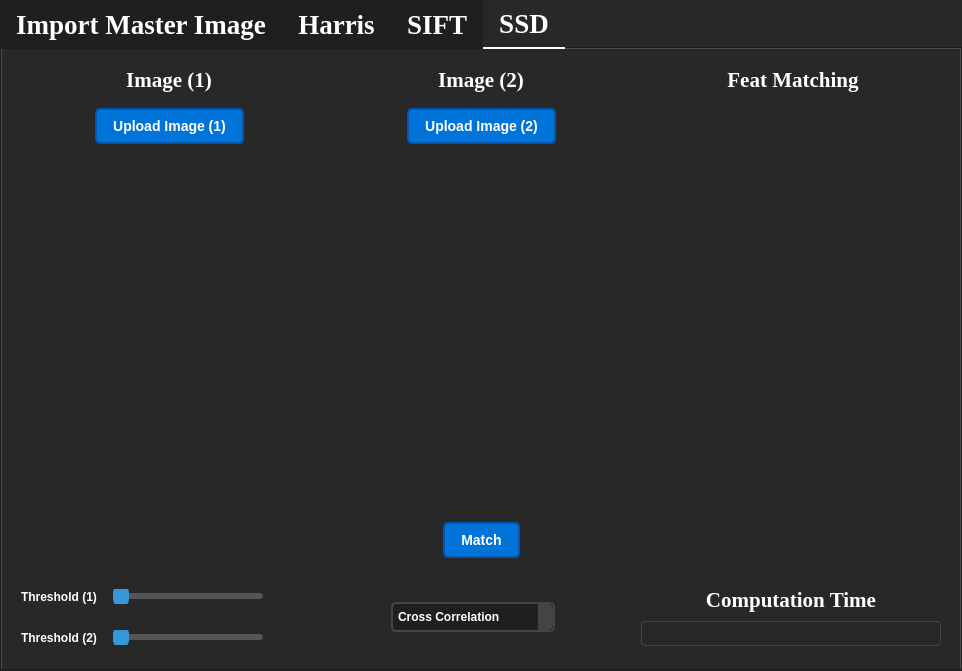
Before: the Qt Designer form MainWindow.ui in fadymohsen/VisionWithHarrisSIFT, drawn with Qt 5.
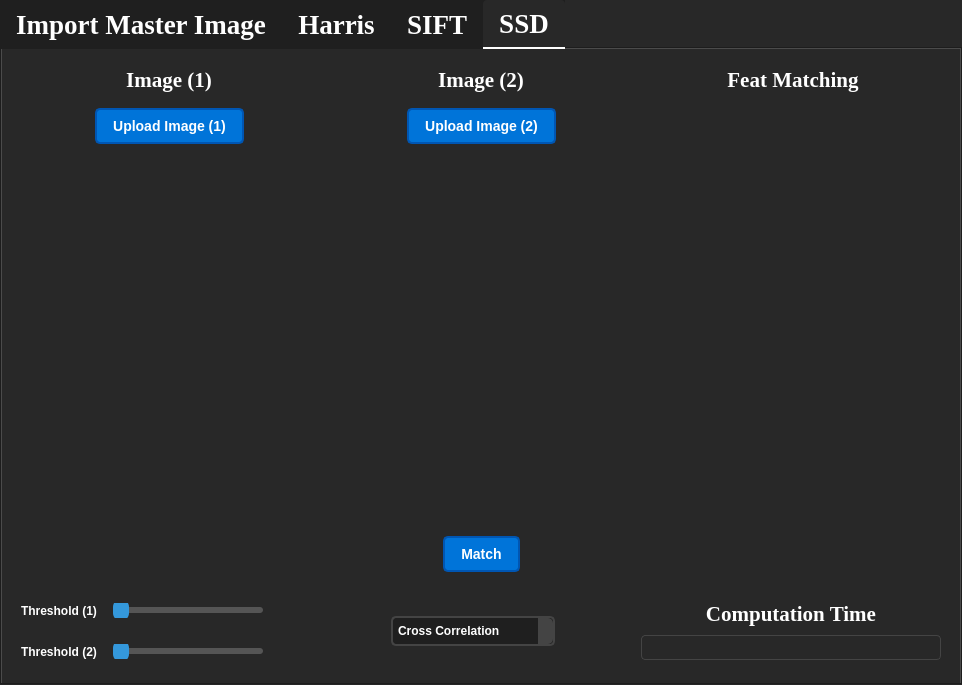
After: the same form once the commit is applied. Custom widgets are drawn as their Qt base class.

```diff
--- a/MainWindow.ui
+++ b/MainWindow.ui
@@ -7,7 +7,7 @@
     <x>0</x>
     <y>0</y>
     <width>962</width>
-    <height>671</height>
+    <height>685</height>
    </rect>
   </property>
   <property name="font">
```
Left out of the diff: 2 changed lines with no effect on the pictures.
